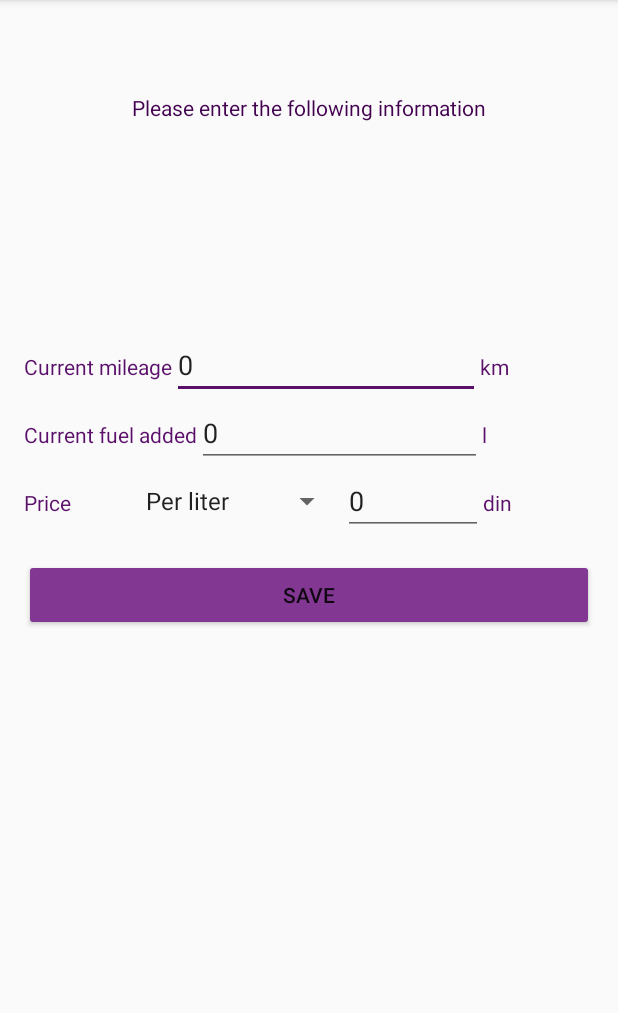
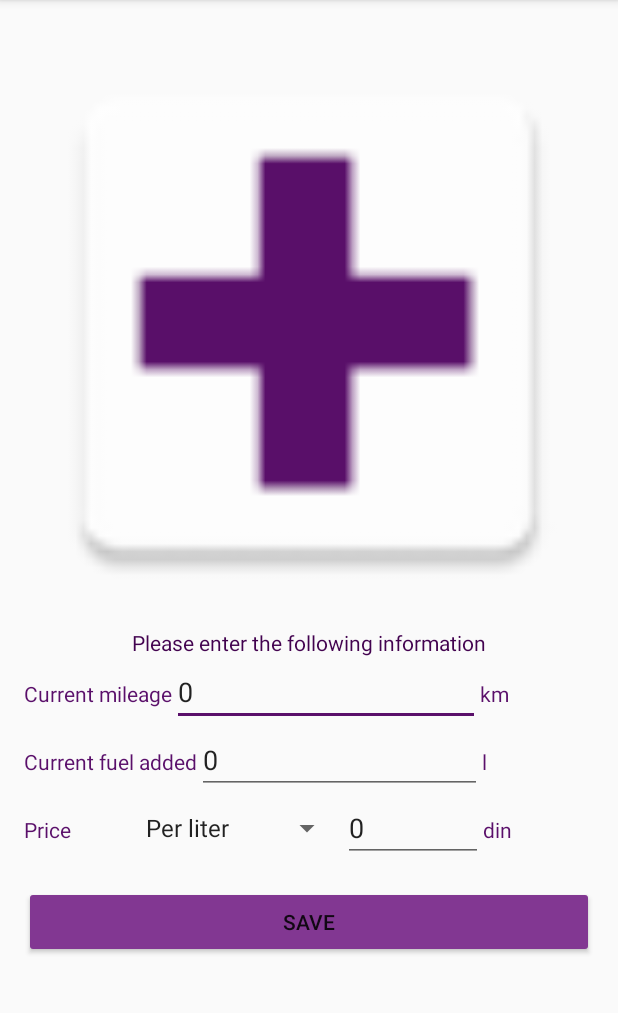
Before and after one commit to milorads/FuelLog, an Android app: the AddActivity screen opened directly, with no data from a screen before it, on a phone screen of 412 x 824 dp, the part 84-1097 px from its top. Run offline under Robolectric (Android 15) with nearby library versions, the phone set to English and light mode, and no system bars.

Commit message:
added new assets for activities

```diff
--- a/app/src/main/res/layout/activity_add.xml
+++ b/app/src/main/res/layout/activity_add.xml
@@ -1,5 +1,6 @@
 <?xml version="1.0" encoding="utf-8"?>
 <RelativeLayout xmlns:android="http://schemas.android.com/apk/res/android"
+    xmlns:app="http://schemas.android.com/apk/res-auto"
     xmlns:tools="http://schemas.android.com/tools"
     android:id="@+id/activity_add"
     android:layout_width="match_parent"
@@ -13,6 +14,13 @@
         android:orientation="vertical"
         android:layout_width="match_parent"
         android:layout_height="match_parent">
+
+        <ImageView
+            android:layout_width="match_parent"
+            android:layout_height="wrap_content"
+            app:srcCompat="@mipmap/plus"
+            android:id="@+id/imageView3"
+            android:layout_weight="14723.72" />
 
         <TextView
             android:text="@string/EnterInfo"
@@ -32,8 +40,7 @@
         <LinearLayout
             android:orientation="vertical"
             android:layout_width="match_parent"
-            android:layout_height="408dp"
-            android:layout_weight="0.83"
+            android:layout_height="313dp"
             android:weightSum="1">
 
             <LinearLayout
```
Also changed, not shown: app/src/main/res/layout/activity_last_n.xml (+10 -1 lines), app/src/main/res/layout/listview_item.xml (+19 -11 lines), app/src/main/35152.png (added), app/src/main/list-web.png (added), app/src/main/list.png (added), app/src/main/plus-web.png (added), app/src/main/plus.png (added), app/src/main/res/mipmap-hdpi/list.png (added), app/src/main/res/mipmap-hdpi/plus.png (added), app/src/main/res/mipmap-mdpi/list.png (added), app/src/main/res/mipmap-mdpi/plus.png (added), app/src/main/res/mipmap-xhdpi/list.png (added), app/src/main/res/mipmap-xhdpi/plus.png (added), app/src/main/res/mipmap-xxhdpi/list.png (added), 3 more files.
